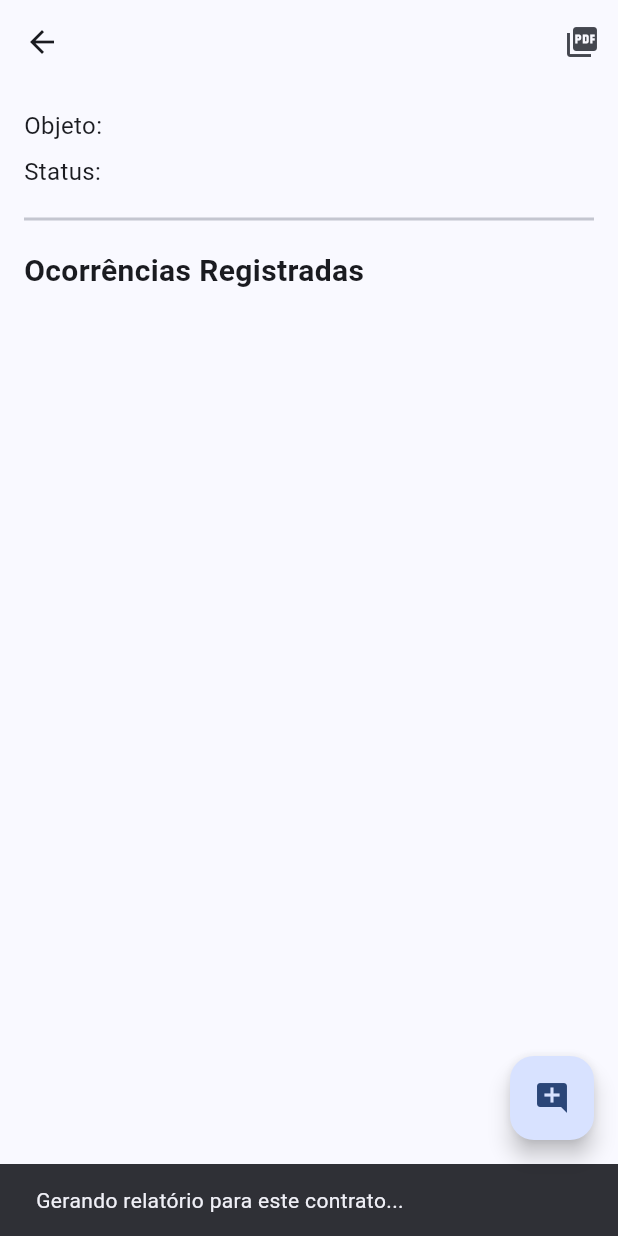
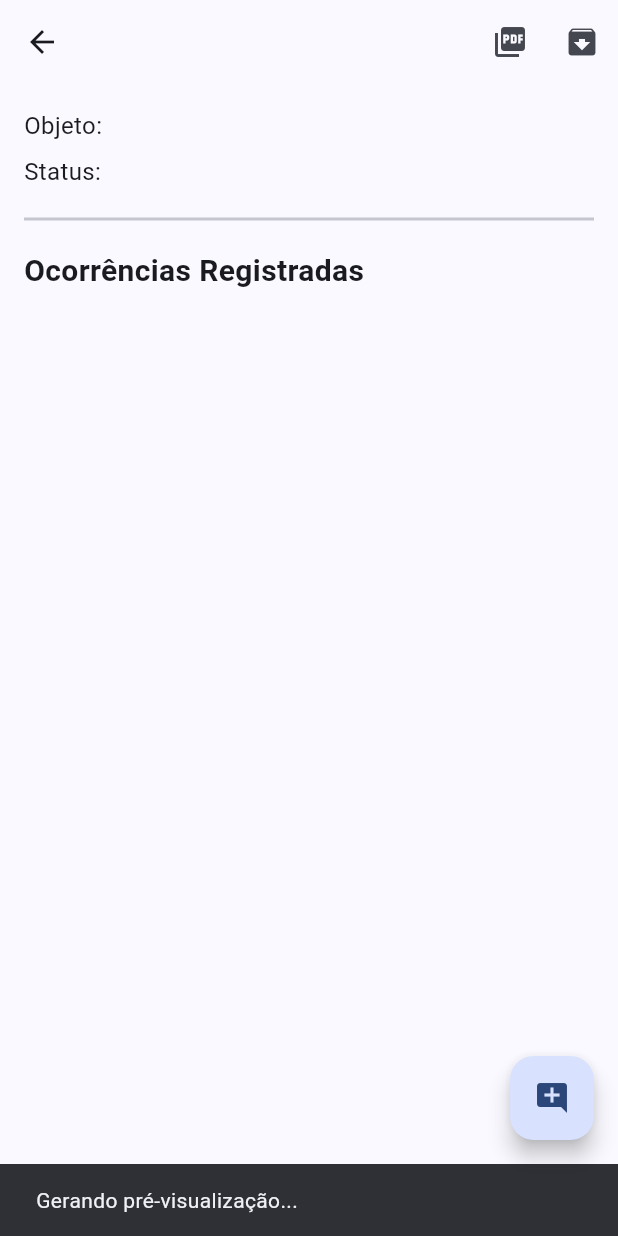
Before and after one commit to andlybras/orquestra_contratos_gestao_fiscalizacao, a Flutter app: the ContractDetailScreen screen opened directly with empty values, after a tap on the "picture as pdf" icon, on a phone screen of 412 x 824 dp. Run offline on Flutter 3.47's test engine with Material 3 defaults, Android fonts, the light colour scheme and no system bars; our stand-ins replace geolocator, image_picker, pdf, printing, qr_flutter, share_plus and 1 more; accounts and stored records are empty.

Commit message:
feat: Adiciona exportação de Dossiê e corrige problema de permissão

```diff
--- a/lib/screens/contract_detail_screen.dart
+++ b/lib/screens/contract_detail_screen.dart
@@ -36,17 +36,26 @@ class _ContractDetailScreenState extends State<ContractDetailScreen> {
     return Scaffold(
       appBar: AppBar(
         title: Text(widget.contrato['numero']!),
-        // ADICIONAMOS O BOTÃO DE AÇÃO AQUI
         actions: [
           IconButton(
             icon: const Icon(Icons.picture_as_pdf),
-            tooltip: 'Gerar Relatório do Contrato',
+            tooltip: 'Pré-visualizar Relatório',
             onPressed: () {
               ScaffoldMessenger.of(context).showSnackBar(
-                const SnackBar(content: Text('Gerando relatório para este contrato...')),
+                const SnackBar(content: Text('Gerando pré-visualização...')),
               );
-              // Chamamos o novo método para gerar o relatório do contrato atual
               _reportService.gerarRelatorioParaContratoUnico(widget.contrato);
+            },
+          ),
+          // NOVO BOTÃO para gerar o Dossiê ZIP específico
+          IconButton(
+            icon: const Icon(Icons.archive),
+            tooltip: 'Exportar Dossiê do Contrato (.zip)',
+            onPressed: () {
+              ScaffoldMessenger.of(context).showSnackBar(
+                const SnackBar(content: Text('Gerando Dossiê .zip...')),
+              );
+              _reportService.gerarDossieParaContratoUnico(widget.contrato);
             },
           ),
         ],
--- a/lib/services/report_service.dart
+++ b/lib/services/report_service.dart
@@ -1,26 +1,25 @@
-// CÓDIGO COMPLETO E CORRIGIDO PARA: services/report_service.dart
-
 import 'dart:io';
-import 'package:archive/archive_io.dart'; // Pacote para criar arquivos .zip
+import 'package:archive/archive_io.dart';
 import 'package:flutter/services.dart';
-import 'package:open_file/open_file.dart';
 import 'package:path_provider/path_provider.dart';
 import 'package:pdf/pdf.dart';
 import 'package:pdf/widgets.dart' as pw;
 import 'package:printing/printing.dart';
 import 'package:intl/intl.dart';
 import 'package:qr_flutter/qr_flutter.dart';
+import 'package:share_plus/share_plus.dart'; // Import do novo pacote de compartilhamento
 
 class ReportService {
-  // --- MÉTODOS PÚBLICOS ---
 
-  // Gera o relatório para um único contrato
   Future<void> gerarRelatorioParaContratoUnico(Map<String, dynamic> contrato) async {
-    final List<Map<String, dynamic>> listaDeUmContrato = [contrato];
-    await gerarRelatorioPDF(listaDeUmContrato);
+    await gerarRelatorioPDF([contrato]);
   }
 
-  // Gera a pré-visualização do PDF para uma lista de contratos
+  // NOVO: Método para gerar o Dossiê de um único contrato
+  Future<void> gerarDossieParaContratoUnico(Map<String, dynamic> contrato) async {
+    await gerarDossieCompleto([contrato]);
+  }
+
   Future<void> gerarRelatorioPDF(List<Map<String, dynamic>> contratos) async {
     final pdf = await _criarDocumentoPDF(contratos);
     await Printing.layoutPdf(
@@ -28,22 +27,16 @@ class ReportService {
     );
   }
 
-  // NOVO: Gera o Dossiê completo (.zip)
   Future<void> gerarDossieCompleto(List<Map<String, dynamic>> contratos) async {
-    // 1. Gera o documento PDF em memória
     final pdf = await _criarDocumentoPDF(contratos);
     final pdfBytes = await pdf.save();
 
-    // 2. Prepara o caminho e o codificador do arquivo ZIP
     final directory = await getTemporaryDirectory();
     final zipPath = '${directory.path}/dossie_contratos.zip';
     final encoder = ZipFileEncoder();
     encoder.create(zipPath);
-
-    // 3. Adiciona o arquivo PDF ao ZIP
     encoder.addArchiveFile(ArchiveFile('Relatorio_Contratos.pdf', pdfBytes.length, pdfBytes));
 
-    // 4. Itera sobre os contratos e ocorrências para adicionar as fotos
     for (final contrato in contratos) {
       final List<dynamic>? ocorrencias = contrato['ocorrencias'];
       if (ocorrencias != null) {
@@ -52,7 +45,6 @@ class ReportService {
           if (fotoPath != null) {
             final file = File(fotoPath);
             if (await file.exists()) {
-              // Extrai o nome do arquivo para usar no ZIP
               final fileName = fotoPath.split('/').last;
               encoder.addFile(file, 'Evidencias/$fileName');
             }
@@ -61,11 +53,11 @@ class ReportService {
       }
     }
 
-    // 5. Fecha e finaliza o arquivo ZIP
     encoder.close();
 
-    // 6. Abre o arquivo ZIP salvo
-    await OpenFile.open(zipPath);
+    // A MUDANÇA ESTÁ AQUI: Usamos o Share.shareXFiles para compartilhar o ZIP
+    final xFile = XFile(zipPath);
+    await Share.shareXFiles([xFile], text: 'Dossiê de Contratos Gerado');
   }
 
   // --- MÉTODOS PRIVADOS DE CONSTRUÇÃO DO PDF ---
--- a/pubspec.yaml
+++ b/pubspec.yaml
@@ -45,6 +45,7 @@ dependencies:
   qr_flutter: ^4.1.0
   url_launcher: ^6.3.2
   archive: ^4.0.7
+  share_plus: ^12.0.0
 
 dev_dependencies:
   flutter_test:
```
Also changed, not shown: pubspec.lock, 3 other files.
